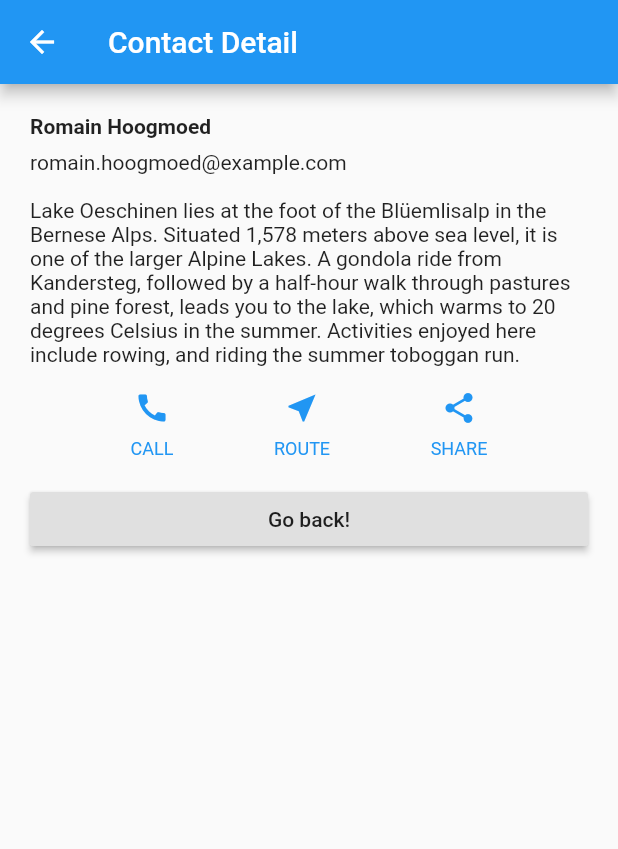
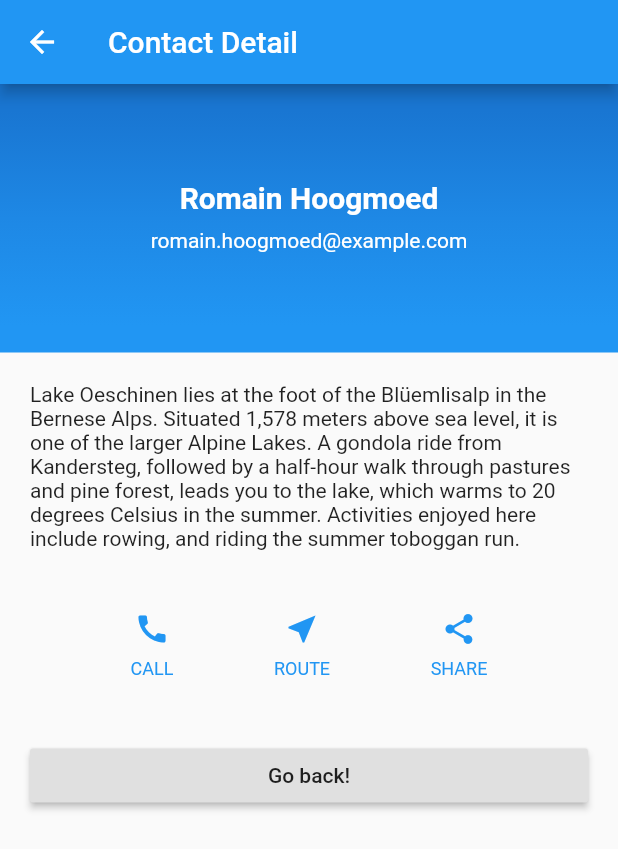
Before and after one commit to htakemoto/flutter-sample, a Flutter app: the ContactPage screen opened directly with sample values from the repository, on a phone screen of 412 x 824 dp. Shown: the top 849 px of the screen. Run offline on Flutter 3.47's test engine with Material 2 defaults, Android fonts, the phone set to English and light mode, and no system bars.

Commit message:
improved UI

```diff
--- a/lib/main.dart
+++ b/lib/main.dart
@@ -19,6 +19,7 @@ class MyApp extends StatelessWidget {
       theme: ThemeData(
         primarySwatch: Colors.blue,
       ),
+      debugShowCheckedModeBanner: false,
       home: HomePage(),
       routes: <String, WidgetBuilder> {
         '/home': (BuildContext context) => HomePage(),
@@ -52,7 +53,7 @@ class AppDrawer extends StatelessWidget {
             ),
             decoration: BoxDecoration(
               image: DecorationImage(
-                image: AssetImage('images/account-bg.jpg'),
+                image: AssetImage('assets/account-bg.jpg'),
                 fit: BoxFit.fill,
               )
             ),
@@ -61,7 +62,6 @@ class AppDrawer extends StatelessWidget {
             leading: Icon(Icons.home),
             title: Text('Home'),
             onTap: () {
-              Navigator.pop(context);
               Navigator.pushReplacementNamed(context, '/home');
             },
           ),
@@ -69,7 +69,6 @@ class AppDrawer extends StatelessWidget {
             leading: Icon(Icons.favorite),
             title: Text('Favorites'),
             onTap: () {
-              Navigator.pop(context);
               Navigator.pushReplacementNamed(context, '/favorites');
             },
           ),
@@ -77,7 +76,6 @@ class AppDrawer extends StatelessWidget {
             leading: Icon(Icons.event_note),
             title: Text('Events'),
             onTap: () {
-              Navigator.pop(context);
               Navigator.pushReplacementNamed(context, '/events');
             },
           ),
@@ -85,7 +83,6 @@ class AppDrawer extends StatelessWidget {
             leading: Icon(Icons.contacts),
             title: Text('Contacts'),
             onTap: () {
-              Navigator.pop(context);
               Navigator.pushReplacementNamed(context, '/contacts');
             },
           ),
@@ -93,7 +90,6 @@ class AppDrawer extends StatelessWidget {
             leading: Icon(Icons.comment),
             title: Text('Form'),
             onTap: () {
-              Navigator.pop(context);
               Navigator.pushReplacementNamed(context, '/form');
             },
           ),
@@ -102,7 +98,6 @@ class AppDrawer extends StatelessWidget {
             leading: Icon(Icons.settings),
             title: Text('Settings'),
             onTap: () {
-              Navigator.pop(context);
               Navigator.pushReplacementNamed(context, '/settings');
             },
           ),
--- a/lib/pages/contacts/contact_detail.dart
+++ b/lib/pages/contacts/contact_detail.dart
@@ -9,23 +9,43 @@ class ContactPage extends StatelessWidget {
   Widget build(BuildContext context) {
     Text title = Text("Contact Detail");
 
-    Widget nameSection = Container(
-      padding: EdgeInsets.only(bottom: 8),
-      child: Text(
+    Widget profileSection = Container(
+      padding: EdgeInsets.symmetric(vertical: 64.0),
+      decoration: BoxDecoration(
+        gradient: LinearGradient(
+          begin: Alignment.topCenter,
+          end: Alignment.bottomCenter,
+          stops: [0.1, 0.5, 0.9],
+          colors: [
+            Colors.blue[700],
+            Colors.blue[600],
+            Colors.blue[500],
+          ],
+        )
+      ),
+      child: Column(
+        children: <Widget>[
+          Text(
             _contact.fullName,
             style: TextStyle(
+              color: Colors.white,
+              fontSize: 20.0,
               fontWeight: FontWeight.bold,
             ),
           ),
-    );
-
-    Widget emailSection = Container(
-      padding: EdgeInsets.only(bottom: 16),
-      child: Text(_contact.email),
+          Text(
+            _contact.email,
+            style: TextStyle(
+              height: 2.0,
+              color: Colors.white,
+            ),
+          ),
+        ],
+      ),
     );
 
     Widget descSection = Container(
-      padding: EdgeInsets.only(bottom: 16),
+      padding: EdgeInsets.all(20),
       child: Text(
         'Lake Oeschinen lies at the foot of the Blüemlisalp in the Bernese '
             'Alps. Situated 1,578 meters above sea level, it is one of the '
@@ -39,7 +59,7 @@ class ContactPage extends StatelessWidget {
 
     Color color = Theme.of(context).primaryColor;
     Widget buttonSection = Container(
-      padding: EdgeInsets.only(bottom: 16),
+      padding: EdgeInsets.all(20),
       child: Row(
         mainAxisAlignment: MainAxisAlignment.spaceEvenly,
         children: [
@@ -50,11 +70,15 @@ class ContactPage extends StatelessWidget {
       ),
     );
 
-    Widget backButton = RaisedButton(
+    Widget backButton = Container(
+      padding: EdgeInsets.all(20),
+      child: RaisedButton(
+        padding: EdgeInsets.symmetric(horizontal: 20.0),
         onPressed: () {
           Navigator.pop(context);
         },
         child: Text('Go back!'),
+      ),
     );
 
     return Scaffold(
@@ -62,10 +86,8 @@ class ContactPage extends StatelessWidget {
         title: title,
       ),
       body: ListView(
-        padding: EdgeInsets.all(20),
         children: [
-          nameSection,
-          emailSection,
+          profileSection,
           descSection,
           buttonSection,
           backButton,
--- a/lib/pages/favorites/favorites.dart
+++ b/lib/pages/favorites/favorites.dart
@@ -13,7 +13,8 @@ class _FavoritesState extends State<FavoritesPage> {
   final List<Widget> _children = [
     PlaceholderWidget(Colors.white),
     PlaceholderWidget(Colors.orange),
-    PlaceholderWidget(Colors.green)
+    PlaceholderWidget(Colors.green),
+    PlaceholderWidget(Colors.red),
   ];
 
   @override
@@ -27,6 +28,7 @@ class _FavoritesState extends State<FavoritesPage> {
       ),
       drawer: AppDrawer(),
       bottomNavigationBar: BottomNavigationBar(
+        type: BottomNavigationBarType.fixed, // show more than 4 items
         onTap: _onTabTapped,
         currentIndex: _currentIndex,
         items: [
@@ -41,7 +43,11 @@ class _FavoritesState extends State<FavoritesPage> {
           BottomNavigationBarItem(
             icon: Icon(Icons.person),
             title: Text('Item3')
-          )
+          ),
+          BottomNavigationBarItem(
+            icon: Icon(Icons.accessible),
+            title: Text('Item4')
+          ),
         ],
       ),
       body: _children[_currentIndex],
--- a/pubspec.yaml
+++ b/pubspec.yaml
@@ -42,7 +42,7 @@ flutter:
 
   # To add assets to your application, add an assets section, like this:
   assets:
-   - images/account-bg.jpg
+   - assets/account-bg.jpg
 
   # An image asset can refer to one or more resolution-specific "variants", see
   # https://flutter.dev/assets-and-images/#resolution-aware.
```
Also changed, not shown: assets/account-bg.jpg (renamed from images/account-bg.jpg), 1 other file. Lines whose indentation alone changed are shown as unchanged.
